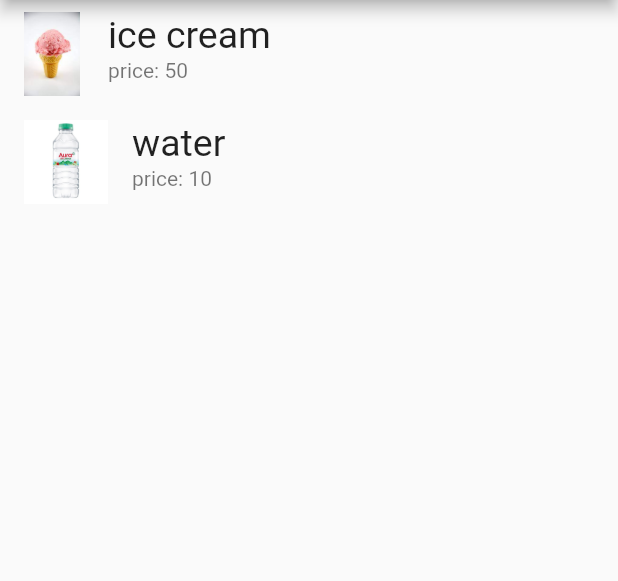
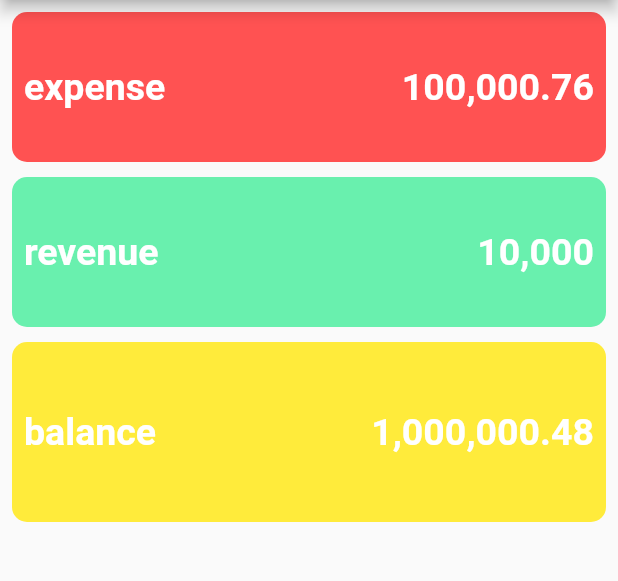
Before and after one commit to porajap/MCSS-Software, a Flutter app: the screen it shows after launch, on a phone screen of 412 x 824 dp, the part 84-665 px from its top. Run offline on Flutter 3.47's test engine with Material 2 defaults, Android fonts, the phone set to English and light mode, and no system bars.

Commit message:
wallet-exsample

```diff
--- /dev/null
+++ b/moblie_app/lib/MoneyBox.dart
@@ -0,0 +1,41 @@
+import 'package:flutter/material.dart';
+import 'package:intl/intl.dart';
+
+class MoneyBox extends StatelessWidget {
+  String title;
+  double amount;
+  Color color;
+  double size;
+
+  MoneyBox(this.title, this.amount, this.color, this.size);
+
+  @override
+  Widget build(BuildContext context) {
+    return Container(
+      padding: const EdgeInsets.all(8.0),
+      decoration:
+          BoxDecoration(color: color, borderRadius: BorderRadius.circular(10)),
+      height: size,
+      child: Row(
+        crossAxisAlignment: CrossAxisAlignment.center,
+        children: [
+          Text(
+            title,
+            style: TextStyle(
+                fontSize: 25, color: Colors.white, fontWeight: FontWeight.bold),
+          ),
+          Expanded(
+            child: Text(
+              '${NumberFormat("#,###.##").format(amount)}',
+              style: TextStyle(
+                  fontSize: 25,
+                  color: Colors.white,
+                  fontWeight: FontWeight.bold),
+              textAlign: TextAlign.right,
+            ),
+          )
+        ],
+      ),
+    );
+  }
+}
--- a/moblie_app/lib/main.dart
+++ b/moblie_app/lib/main.dart
@@ -1,5 +1,5 @@
 import 'package:flutter/material.dart';
-import 'FoodMenu.dart';
+import 'MoneyBox.dart';
 
 void main() {
   // print("Hello world");
@@ -27,32 +27,24 @@
 }
 
 class _MyHomePageState extends State<MyHomePage> {
-  List<FoodMenu> menu = [
-    FoodMenu("ice cream", "50", "assets/images/ice cream.jpg"),
-    FoodMenu("water", "10", "assets/images/water.jpg")
-  ];
-
   @override
   Widget build(BuildContext context) {
     return Scaffold(
-        appBar: AppBar(
-          title: Text("Modern-CSS v.1"),
+      appBar: AppBar(
+        title: Text("Modern-CSS v.1"),
+      ),
+      body: Padding(
+        padding: const EdgeInsets.all(8.0),
+        child: Column(
+          children: [
+            MoneyBox("expense", 100000.759, Colors.redAccent, 100),
+            SizedBox(height: 10),
+            MoneyBox("revenue", 10000, Colors.greenAccent, 100),
+            SizedBox(height: 10),
+            MoneyBox("balance", 1000000.485, Colors.yellow, 120),
+          ],
         ),
-        body: ListView.builder(
-            itemCount: menu.length,
-            itemBuilder: (BuildContext context, int index) {
-              FoodMenu foods = menu[index];
-              return ListTile(
-                leading: Image.asset(foods.img),
-                title: Text(
-                  foods.name,
-                  style: TextStyle(fontSize: 25),
-                ),
-                subtitle: Text("price: " + foods.price),
-                onTap: () {
-                  print("Menu is " + foods.name);
-                },
-              );
-            }),);
+      ),
+    );
   }
 }
--- a/moblie_app/pubspec.yaml
+++ b/moblie_app/pubspec.yaml
@@ -36,6 +36,7 @@ dependencies:
   # Use with the CupertinoIcons class for iOS style icons.
   cupertino_icons: ^1.0.2
   flutter_launcher_icons: ^0.9.2
+  intl: ^0.17.0
 
 flutter_icons:
   android:  ture
```
Also changed, not shown: moblie_app/pubspec.lock.
